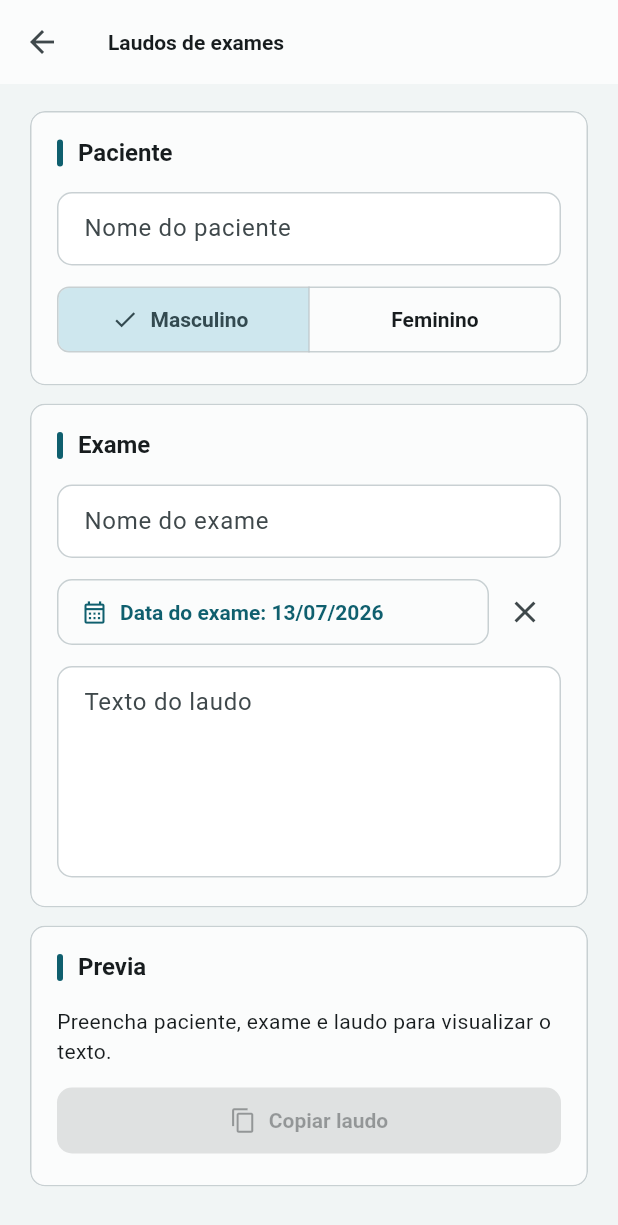
After one commit to AllanSakai/evolucao-uti, a Flutter app: the ExamReportScreen screen opened directly, on a phone screen of 412 x 824 dp. The commit adds this screen. Shown: the top 1225 px of the screen. Run offline on Flutter 3.47's test engine with Material 3 defaults, Android fonts, the phone set to English and light mode, and no system bars; our stand-ins replace shared_preferences, supabase_flutter; accounts and stored records are empty.

Commit message:
Add exam report print generator

```diff
--- /dev/null
+++ b/lib/models/exam_report.dart
@@ -0,0 +1,17 @@
+enum ExamReportSex { male, female }
+
+class ExamReport {
+  const ExamReport({
+    required this.patientName,
+    required this.sex,
+    required this.examName,
+    required this.reportText,
+    this.examDate,
+  });
+
+  final String patientName;
+  final ExamReportSex sex;
+  final String examName;
+  final String reportText;
+  final DateTime? examDate;
+}
--- /dev/null
+++ b/lib/screens/exam_report_screen.dart
@@ -0,0 +1,179 @@
+import 'package:flutter/material.dart';
+import 'package:flutter/services.dart';
+
+import '../models/exam_report.dart';
+import '../services/exam_report_service.dart';
+import '../widgets/form_section.dart';
+
+class ExamReportScreen extends StatefulWidget {
+  const ExamReportScreen({super.key});
+
+  @override
+  State<ExamReportScreen> createState() => _ExamReportScreenState();
+}
+
+class _ExamReportScreenState extends State<ExamReportScreen> {
+  final _name = TextEditingController();
+  final _exam = TextEditingController();
+  final _report = TextEditingController();
+  final _service = ExamReportService();
+  ExamReportSex _sex = ExamReportSex.male;
+  DateTime? _examDate = DateUtils.dateOnly(DateTime.now());
+
+  bool get _canGenerate =>
+      _name.text.trim().isNotEmpty &&
+      _exam.text.trim().isNotEmpty &&
+      _report.text.trim().isNotEmpty;
+
+  String get _text {
+    if (!_canGenerate) {
+      return 'Preencha paciente, exame e laudo para visualizar o texto.';
+    }
+    return _service.generate(ExamReport(
+      patientName: _name.text,
+      sex: _sex,
+      examName: _exam.text,
+      reportText: _report.text,
+      examDate: _examDate,
+    ));
+  }
+
+  @override
+  void dispose() {
+    _name.dispose();
+    _exam.dispose();
+    _report.dispose();
+    super.dispose();
+  }
+
+  @override
+  Widget build(BuildContext context) => Scaffold(
+        appBar: AppBar(title: const Text('Laudos de exames')),
+        body: Center(
+          child: ConstrainedBox(
+            constraints: const BoxConstraints(maxWidth: 920),
+            child: ListView(
+              padding: const EdgeInsets.fromLTRB(20, 18, 20, 28),
+              children: [
+                FormSection(title: 'Paciente', children: [
+                  TextField(
+                    controller: _name,
+                    onChanged: (_) => setState(() {}),
+                    textCapitalization: TextCapitalization.words,
+                    decoration: const InputDecoration(
+                      labelText: 'Nome do paciente',
+                    ),
+                  ),
+                  SegmentedButton<ExamReportSex>(
+                    segments: const [
+                      ButtonSegment(
+                        value: ExamReportSex.male,
+                        label: Text('Masculino'),
+                      ),
+                      ButtonSegment(
+                        value: ExamReportSex.female,
+                        label: Text('Feminino'),
+                      ),
+                    ],
+                    selected: {_sex},
+                    onSelectionChanged: (value) =>
+                        setState(() => _sex = value.first),
+                  ),
+                ]),
+                FormSection(title: 'Exame', children: [
+                  TextField(
+                    controller: _exam,
+                    onChanged: (_) => setState(() {}),
+                    textCapitalization: TextCapitalization.characters,
+                    decoration: const InputDecoration(
+                      labelText: 'Nome do exame',
+                      hintText: 'Ex.: TOMOGRAFIA DE CRANIO',
+                    ),
+                  ),
+                  _DateButton(
+                    label: 'Data do exame',
+                    value: _examDate,
+                    onSelected: (value) => setState(() => _examDate = value),
+                    onClear: () => setState(() => _examDate = null),
+                  ),
+                  TextField(
+                    controller: _report,
+                    onChanged: (_) => setState(() {}),
+                    minLines: 5,
+                    maxLines: null,
+                    textCapitalization: TextCapitalization.sentences,
+                    decoration: const InputDecoration(
+                      labelText: 'Texto do laudo',
+                      alignLabelWithHint: true,
+                    ),
+                  ),
+                ]),
+                FormSection(title: 'Previa', children: [
+                  SelectableText(_text),
+                  FilledButton.icon(
+                    onPressed: _canGenerate ? _copy : null,
+                    icon: const Icon(Icons.copy),
+                    label: const Text('Copiar laudo'),
+                  ),
+                ]),
+              ],
+            ),
+          ),
+        ),
+      );
+
+  Future<void> _copy() async {
+    await Clipboard.setData(ClipboardData(text: _text));
+    if (!mounted) return;
+    ScaffoldMessenger.of(context).showSnackBar(
+      const SnackBar(content: Text('Laudo copiado.')),
+    );
+  }
+}
+
+class _DateButton extends StatelessWidget {
+  const _DateButton({
+    required this.label,
+    required this.value,
+    required this.onSelected,
+    required this.onClear,
+  });
+
+  final String label;
+  final DateTime? value;
+  final ValueChanged<DateTime?> onSelected;
+  final VoidCallback onClear;
+
+  @override
+  Widget build(BuildContext context) => Row(
+        children: [
+          Expanded(
+            child: OutlinedButton.icon(
+              icon: const Icon(Icons.calendar_month_outlined),
+              label: Align(
+                alignment: Alignment.centerLeft,
+                child: Text(value == null
+                    ? label
+                    : '$label: ${value!.day.toString().padLeft(2, '0')}/'
+                        '${value!.month.toString().padLeft(2, '0')}/${value!.year}'),
+              ),
+              onPressed: () async {
+                final now = DateTime.now();
+                final selected = await showDatePicker(
+                  context: context,
+                  initialDate: value ?? now,
+                  firstDate: DateTime(2000),
+                  lastDate: DateTime(now.year + 2),
+                );
+                if (selected != null) onSelected(selected);
+              },
+            ),
+          ),
+          IconButton(
+            tooltip: 'Remover data',
+            onPressed: value == null ? null : onClear,
+            icon: const Icon(Icons.close),
+          ),
+        ],
+      );
+}
--- a/lib/screens/medical_discharge_screen.dart
+++ b/lib/screens/medical_discharge_screen.dart
@@ -1,6 +1,7 @@
 import 'package:flutter/material.dart';
 
 import 'certificate_screen.dart';
+import 'exam_report_screen.dart';
 import 'medications_screen.dart';
 import 'prescription_screen.dart';
 import 'prescription_protocols_screen.dart';
@@ -31,6 +32,12 @@ class MedicalDischargeScreen extends StatelessWidget {
                   title: 'Atestado de internação',
                   subtitle: 'Informe paciente e período da internação.',
                   screen: CertificateScreen(),
+                ),
+                const _Tile(
+                  icon: Icons.assignment_outlined,
+                  title: 'Laudos de exames',
+                  subtitle: 'Configure paciente, exame e texto do laudo.',
+                  screen: ExamReportScreen(),
                 ),
                 const _Tile(
                   icon: Icons.medication_outlined,
--- /dev/null
+++ b/lib/services/exam_report_service.dart
@@ -0,0 +1,45 @@
+import '../models/exam_report.dart';
+
+class ExamReportService {
+  String generate(ExamReport report) {
+    final patientName = report.patientName.trim();
+    final examName = report.examName.trim();
+    final reportText = report.reportText.trim();
+    if (patientName.isEmpty) {
+      throw ArgumentError.value(
+        report.patientName,
+        'patientName',
+        'O nome do paciente e obrigatorio.',
+      );
+    }
+    if (examName.isEmpty) {
+      throw ArgumentError.value(
+        report.examName,
+        'examName',
+        'O exame e obrigatorio.',
+      );
+    }
+    if (reportText.isEmpty) {
+      throw ArgumentError.value(
+        report.reportText,
+        'reportText',
+        'O laudo do exame e obrigatorio.',
+      );
+    }
+
+    final female = report.sex == ExamReportSex.female;
+    final date = report.examDate == null
+        ? ''
+        : ', REALIZADO EM ${_date(report.examDate!)}';
+    return '${female ? "A PACIENTE" : "O PACIENTE"} '
+        '${patientName.toUpperCase()} APRESENTA LAUDO DE '
+        '${examName.toUpperCase()}$date, COM A SEGUINTE DESCRICAO:\n\n'
+        '${_withFinalPeriod(reportText.toUpperCase())}';
+  }
+
+  String _withFinalPeriod(String value) =>
+      value.endsWith('.') ? value : '$value.';
+
+  String _date(DateTime value) => '${value.day.toString().padLeft(2, '0')}/'
+      '${value.month.toString().padLeft(2, '0')}/${value.year}';
+}
```
Also changed, not shown: 1 other file.
